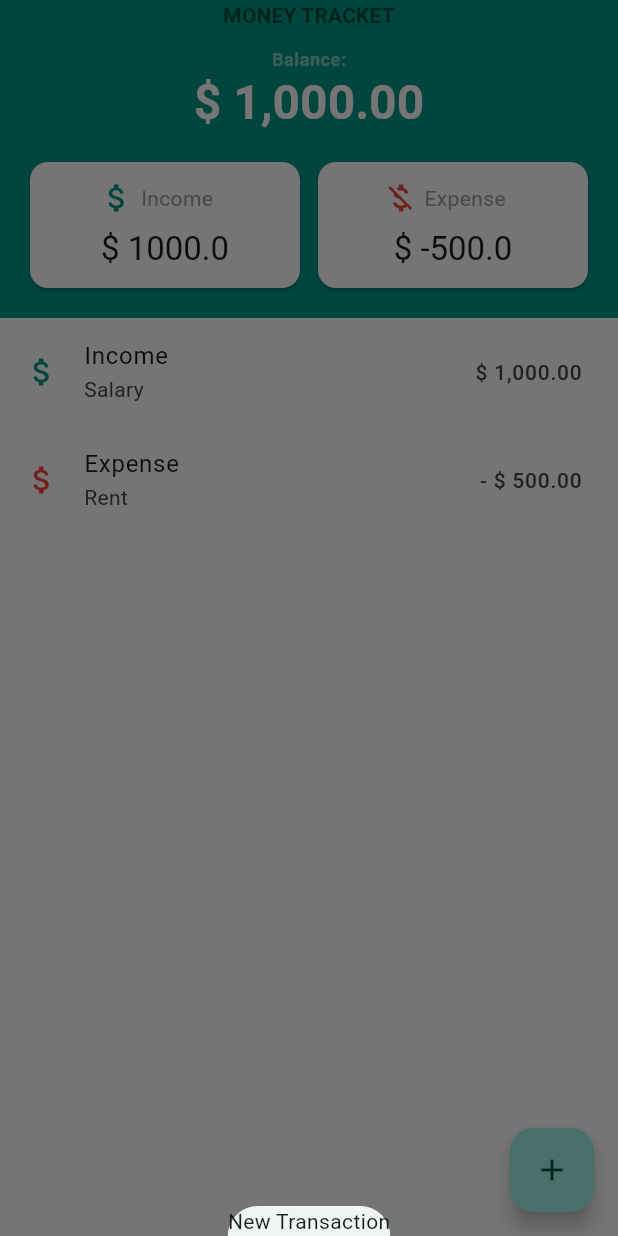
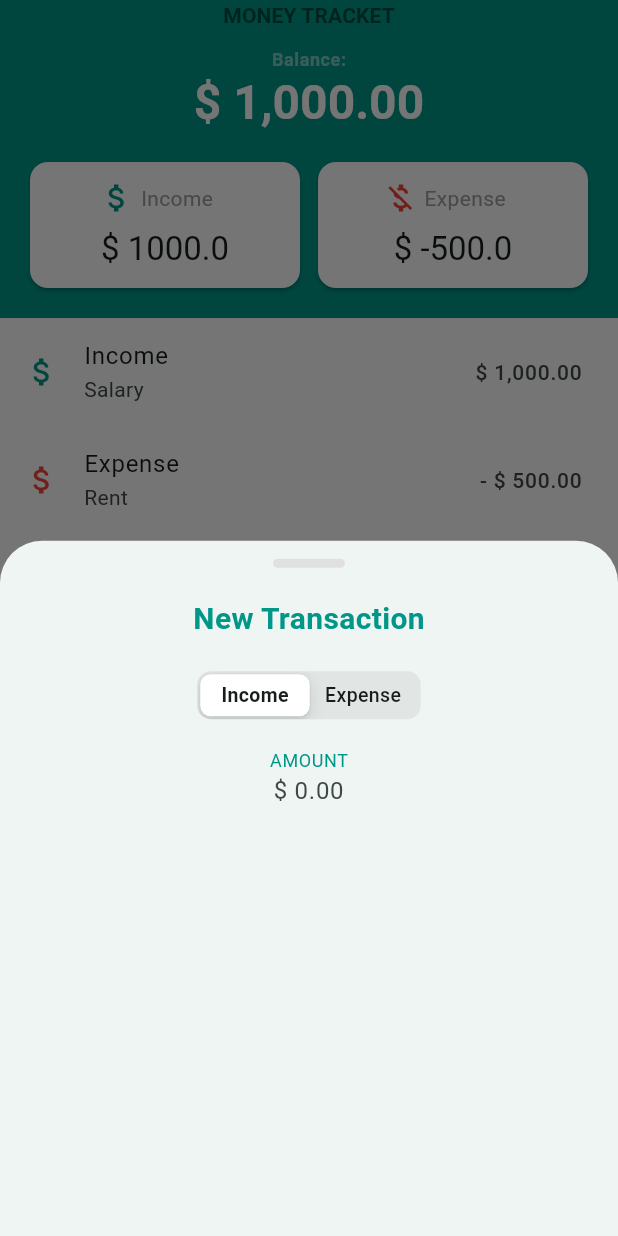
Before and after one commit to EduardoCastillo87/money_tracker, a Flutter app: the screen it shows after launch, after a tap on the "add" icon, on a phone screen of 412 x 824 dp. Run offline on Flutter 3.47's test engine with Material 3 defaults, Android fonts, the phone set to English and light mode, and no system bars; our stand-ins replace currency_text_input_formatter.

Commit message:
installed currency_text_input_formatter: ^2.3.0

```diff
--- a/lib/view/components/add_transaction_dialog.dart
+++ b/lib/view/components/add_transaction_dialog.dart
@@ -1,10 +1,69 @@
+import 'package:currency_text_input_formatter/currency_text_input_formatter.dart';
+import 'package:flutter/cupertino.dart';
 import 'package:flutter/material.dart';
 
-class AddTransactionDialog extends StatelessWidget {
+class AddTransactionDialog extends StatefulWidget {
   const AddTransactionDialog({super.key});
 
   @override
+  State<AddTransactionDialog> createState() => _AddTransactionDialogState();
+}
+
+class _AddTransactionDialogState extends State<AddTransactionDialog> {
+  int? typeIndex = 0;
+
+  @override
   Widget build(BuildContext context) {
-    return Container(child: const Text('New Transaction'));
+    final textTheme = Theme.of(context).textTheme;
+
+    return SizedBox(
+      height: 680,
+      width: double.infinity,
+      child: Column(
+        children: [
+          Container(
+            height: 6,
+            width: 48,
+            margin: EdgeInsets.only(top: 12),
+            decoration: BoxDecoration(
+              color: Colors.grey.shade300,
+              borderRadius: BorderRadius.circular(3),
+            ),
+          ),
+          Padding(
+            padding: const EdgeInsets.all(20),
+            child: Text(
+              'New Transaction',
+              style: TextStyle(
+                fontSize: 20,
+                color: Colors.teal,
+                fontWeight: FontWeight.bold,
+              ),
+            ),
+          ),
+          CupertinoSlidingSegmentedControl(
+            groupValue: typeIndex,
+            children: const {0: Text('Income'), 1: Text('Expense')},
+            onValueChanged: (value) {
+              setState(() {});
+              typeIndex = value;
+            },
+          ),
+          SizedBox(height: 20),
+          Text(
+            'AMOUNT',
+            style: textTheme.bodySmall!.copyWith(color: Colors.teal),
+          ),
+          TextField(
+            inputFormatters: [
+              CurrencyTextInputFormatter.currency(symbol: '\$'),
+            ],
+            textAlign: TextAlign.center,
+            decoration: InputDecoration.collapsed(hintText: '\$ 0.00'),
+            keyboardType: TextInputType.number,
+          ),
+        ],
+      ),
+    );
   }
 }
--- a/pubspec.yaml
+++ b/pubspec.yaml
@@ -28,6 +28,7 @@ environment:
 # the latest version available on pub.dev. To see which dependencies have newer
 # versions available, run `flutter pub outdated`.
 dependencies:
+  currency_text_input_formatter: ^2.2.9
   flutter:
     sdk: flutter
 
```
Also changed, not shown: pubspec.lock.
